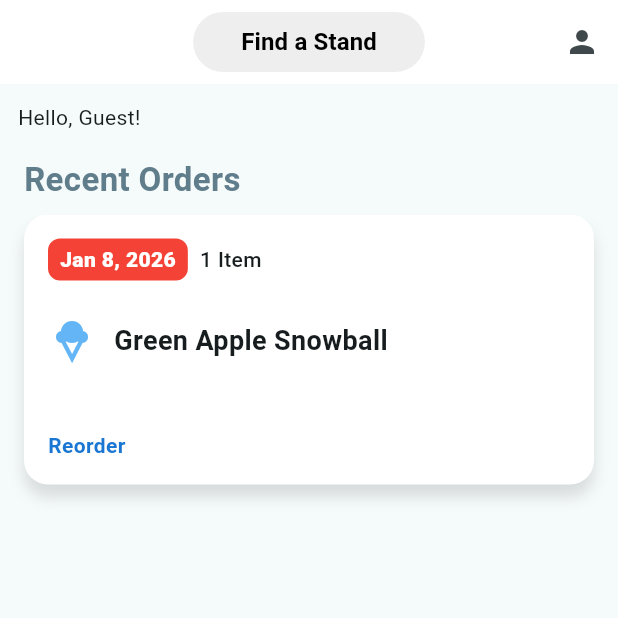
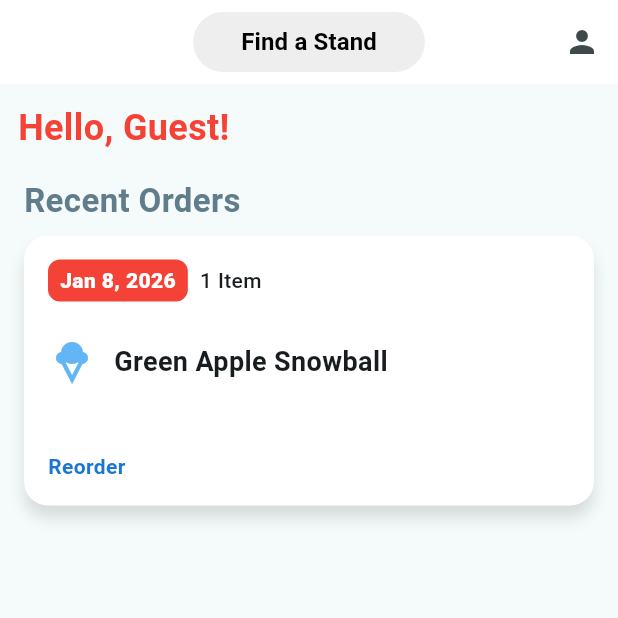
Before and after one commit to Dustin-Branch/GeauxSnow, a Flutter app: the screen it shows after launch, on a phone screen of 412 x 824 dp, the top half of it. Run offline on Flutter 3.47's test engine with Material 3 defaults, Android fonts, the phone set to English and light mode, and no system bars; accounts and stored records are empty.

Commit message:
feat: update heading text style

```diff
--- a/lib/home/home.dart
+++ b/lib/home/home.dart
@@ -91,7 +91,14 @@ class _HomePageState extends State<HomePage> {
             Consumer<LoggedInUserProvider>(
               builder: (context, value, child) => Padding(
                 padding: const EdgeInsets.only(left: 12, top: 12, bottom: 8),
-                child: Text('Hello, ${value.user?.name ?? 'Guest'}!'),
+                child: Text(
+                  'Hello, ${value.user?.name ?? 'Guest'}!',
+                  style: TextStyle(
+                    color: Colors.red,
+                    fontSize: 24,
+                    fontWeight: FontWeight.bold,
+                  ),
+                ),
               ),
             ),
             const RecentOrders(),
```
